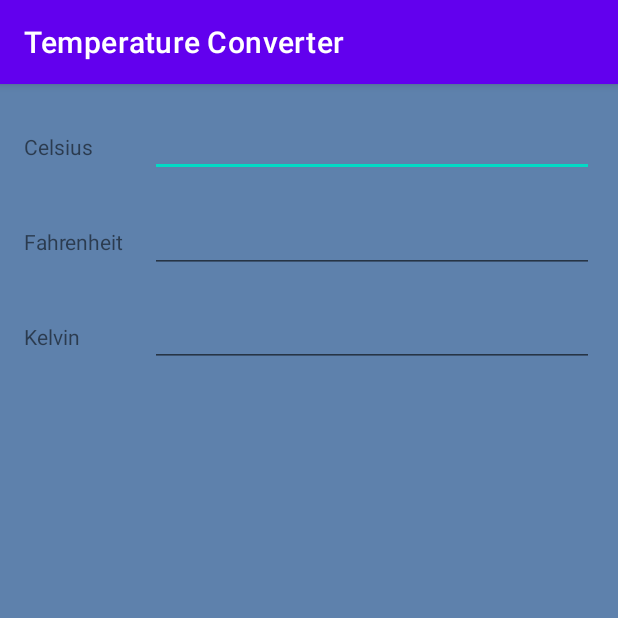
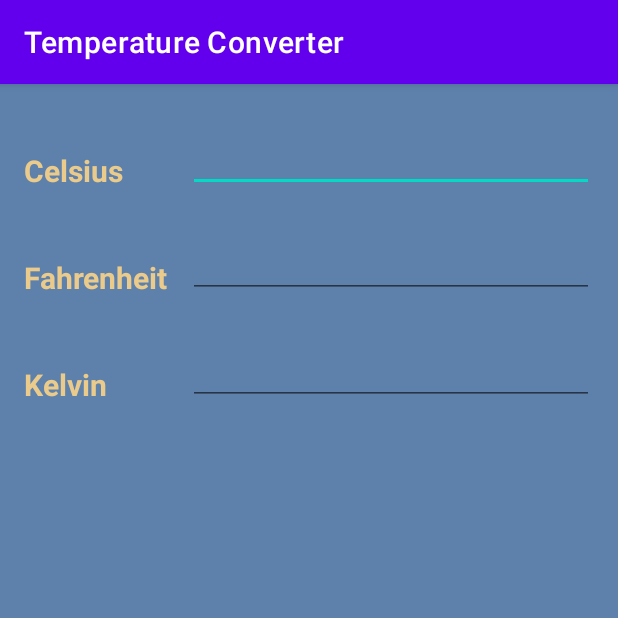
Before and after one commit to CraigFoote/TemperatureConverter, an Android app: the screen it shows after launch (MainActivity), on a phone screen of 412 x 824 dp, the top half of it. Run offline under Robolectric (Android 15) with nearby library versions, the phone set to English and light mode, and no system bars.

Commit message:
adjust font sizes and colors

```diff
--- a/Temperature Converter/src/main/res/layout/activity_main.xml
+++ b/Temperature Converter/src/main/res/layout/activity_main.xml
@@ -5,6 +5,7 @@
     android:layout_width="match_parent"
     android:layout_height="match_parent"
     android:background="#5E81AC"
+    android:foregroundTint="#D08770"
     tools:context=".MainActivity">
 
     <TextView
@@ -12,9 +13,12 @@
         android:layout_width="wrap_content"
         android:layout_height="wrap_content"
         android:layout_marginStart="16dp"
-        android:layout_marginTop="32dp"
+        android:layout_marginTop="44dp"
         android:labelFor="@id/editTextNumberDecimal_celsius"
         android:text="@string/celsius_name"
+        android:textColor="@color/yellow"
+        android:textSize="20sp"
+        android:textStyle="bold"
         app:layout_constraintStart_toStartOf="parent"
         app:layout_constraintTop_toTopOf="parent" />
 
@@ -26,6 +30,9 @@
         android:layout_marginTop="44dp"
         android:labelFor="@id/editTextNumberDecimal_fahrenheit"
         android:text="@string/fahrenheit_name"
+        android:textColor="@color/yellow"
+        android:textSize="20sp"
+        android:textStyle="bold"
         app:layout_constraintStart_toStartOf="parent"
         app:layout_constraintTop_toBottomOf="@+id/textViewCelsiusName" />
 
@@ -37,6 +44,9 @@
         android:layout_marginTop="44dp"
         android:labelFor="@id/editTextNumberDecimal_kelvin"
         android:text="@string/kelvin_name"
+        android:textColor="@color/yellow"
+        android:textSize="20sp"
+        android:textStyle="bold"
         app:layout_constraintStart_toStartOf="parent"
         app:layout_constraintTop_toBottomOf="@+id/textViewFahrenheitName" />
 
@@ -44,11 +54,14 @@
         android:id="@+id/editTextNumberDecimal_celsius"
         android:layout_width="0dp"
         android:layout_height="48dp"
-        android:layout_marginStart="100dp"
+        android:layout_marginStart="125dp"
         android:layout_marginTop="24dp"
         android:layout_marginEnd="16dp"
         android:ems="10"
+        android:foregroundTint="#D08770"
         android:inputType="numberSigned|numberDecimal"
+        android:textColor="#FFFFFF"
+        android:textStyle="bold"
         app:layout_constraintBottom_toBottomOf="@+id/textViewCelsiusName"
         app:layout_constraintEnd_toEndOf="parent"
         app:layout_constraintStart_toStartOf="parent"
@@ -59,30 +72,39 @@
         android:id="@+id/editTextNumberDecimal_fahrenheit"
         android:layout_width="0dp"
         android:layout_height="48dp"
-        android:layout_marginStart="100dp"
+        android:layout_marginStart="125dp"
         android:layout_marginTop="16dp"
         android:layout_marginEnd="16dp"
         android:ems="10"
+        android:foregroundTint="#D08770"
         android:inputType="numberSigned|numberDecimal"
+        android:textColor="#FFFFFF"
+        android:textStyle="bold"
+        app:layout_constraintBottom_toBottomOf="@+id/textViewFahrenheitName"
         app:layout_constraintEnd_toEndOf="parent"
+        app:layout_constraintHorizontal_bias="0.0"
         app:layout_constraintStart_toStartOf="parent"
         app:layout_constraintTop_toBottomOf="@+id/editTextNumberDecimal_celsius"
+        app:layout_constraintVertical_bias="1.0"
         tools:ignore="SpeakableTextPresentCheck" />
 
     <EditText
         android:id="@+id/editTextNumberDecimal_kelvin"
         android:layout_width="0dp"
         android:layout_height="48dp"
-        android:layout_marginStart="100dp"
+        android:layout_marginStart="125dp"
         android:layout_marginTop="16dp"
         android:layout_marginEnd="16dp"
         android:ems="10"
+        android:foregroundTint="#D08770"
         android:inputType="numberSigned|numberDecimal"
+        android:textColor="#FFFFFF"
+        android:textStyle="bold"
         app:layout_constraintBottom_toBottomOf="@+id/textViewKelvinName"
         app:layout_constraintEnd_toEndOf="parent"
         app:layout_constraintHorizontal_bias="0.0"
         app:layout_constraintStart_toStartOf="parent"
         app:layout_constraintTop_toBottomOf="@+id/editTextNumberDecimal_fahrenheit"
-        app:layout_constraintVertical_bias="0.166"
+        app:layout_constraintVertical_bias="1.0"
         tools:ignore="SpeakableTextPresentCheck" />
 </androidx.constraintlayout.widget.ConstraintLayout>
--- a/Temperature Converter/src/main/res/values/colors.xml
+++ b/Temperature Converter/src/main/res/values/colors.xml
@@ -7,4 +7,5 @@
     <color name="teal_700">#FF018786</color>
     <color name="black">#FF000000</color>
     <color name="white">#FFFFFF</color>
+    <color name="yellow">#ebcb8b</color>
 </resources>
```
